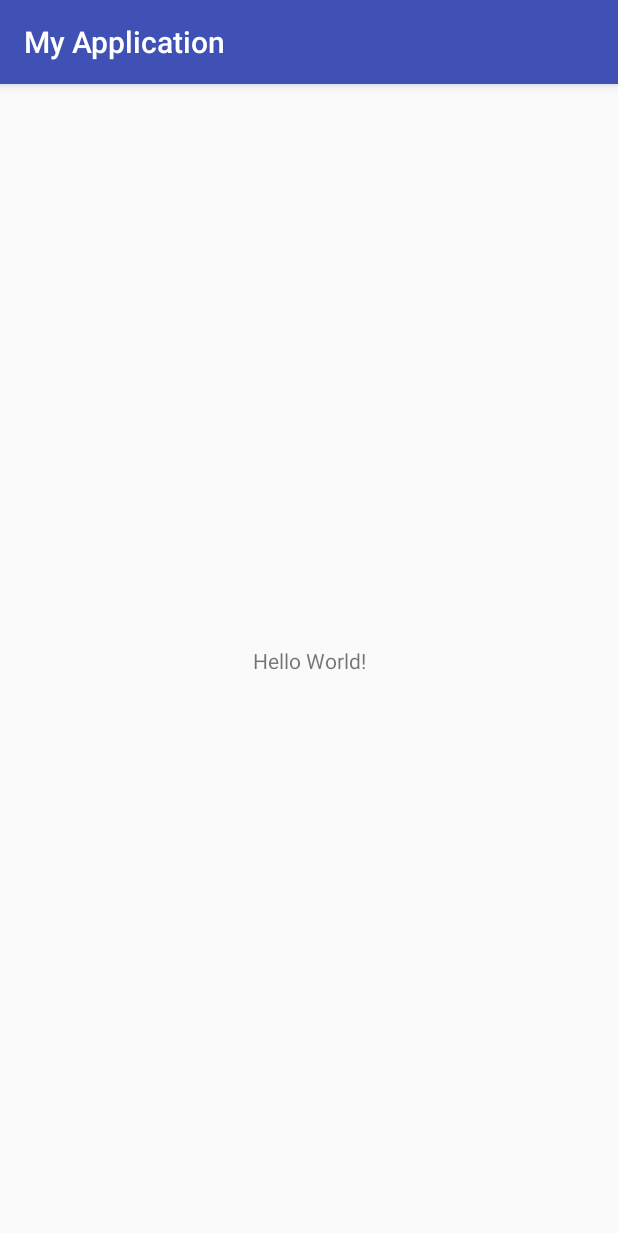
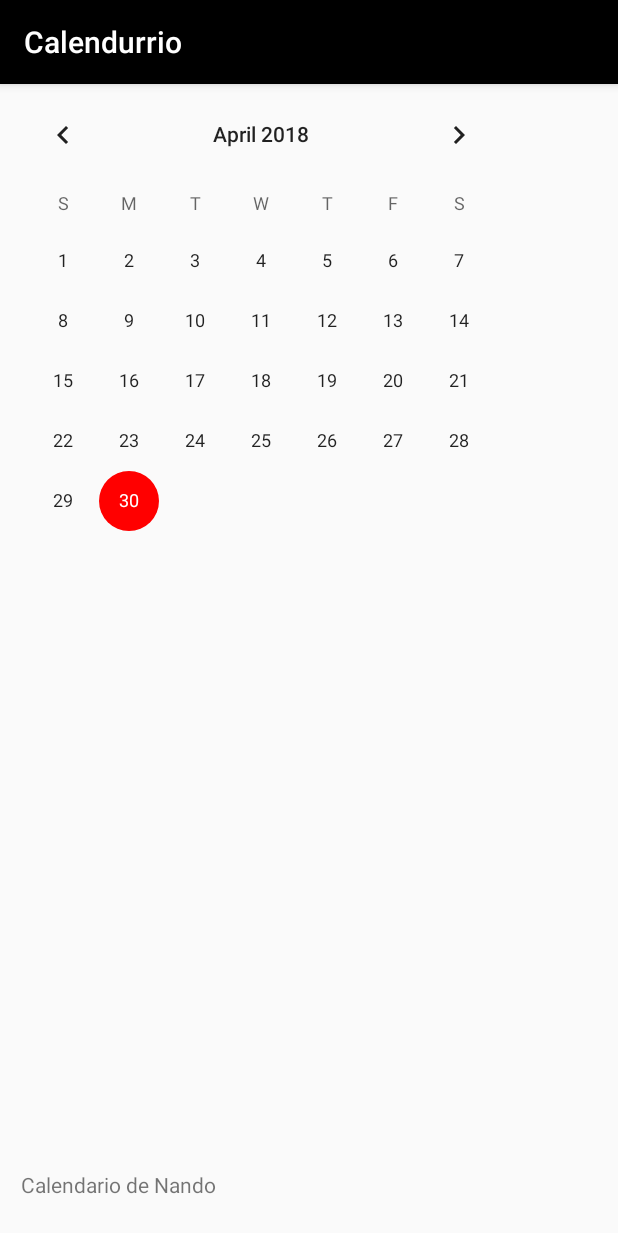
Before and after one commit to Koinan/MiprimeraApp, an Android app: the screen it shows after launch (MainActivity), on a phone screen of 412 x 824 dp. Shown: the top 1233 px of the screen. Run offline under Robolectric (Android 15) with nearby library versions, the phone set to English and light mode, and no system bars.

Commit message:
nombre e imagen cambiadas

```diff
--- a/app/build.gradle
+++ b/app/build.gradle
@@ -4,7 +4,7 @@ android {
     compileSdkVersion 27
     defaultConfig {
         applicationId "miprimeraapp.android.teaching.com.myapplication"
-        minSdkVersion 26
+        minSdkVersion 19
         targetSdkVersion 27
         versionCode 1
         versionName "1.0"
--- a/app/src/main/AndroidManifest.xml
+++ b/app/src/main/AndroidManifest.xml
@@ -6,7 +6,7 @@
         android:allowBackup="true"
         android:icon="@mipmap/ic_launcher"
         android:label="@string/app_name"
-        android:roundIcon="@mipmap/ic_launcher_round"
+        android:roundIcon="@mipmap/ic_launcher"
         android:supportsRtl="true"
         android:theme="@style/AppTheme" >
         <activity android:name=".MainActivity" >
--- a/app/src/main/res/layout/activity_main.xml
+++ b/app/src/main/res/layout/activity_main.xml
@@ -10,10 +10,19 @@
     <TextView
         android:layout_width="wrap_content"
         android:layout_height="wrap_content"
-        android:text="Hello World!"
+        android:text="Calendario de Nando"
         app:layout_constraintBottom_toBottomOf="parent"
+        app:layout_constraintHorizontal_bias="0.05"
         app:layout_constraintLeft_toLeftOf="parent"
         app:layout_constraintRight_toRightOf="parent"
-        app:layout_constraintTop_toTopOf="parent" />
+        app:layout_constraintTop_toTopOf="parent"
+        app:layout_constraintVertical_bias="0.967" />
+
+    <CalendarView
+        android:id="@+id/calendarView2"
+        android:layout_width="wrap_content"
+        android:layout_height="0dp"
+        tools:layout_editor_absoluteX="18dp"
+        tools:layout_editor_absoluteY="123dp" />
 
 </android.support.constraint.ConstraintLayout>
--- a/app/src/main/res/values/colors.xml
+++ b/app/src/main/res/values/colors.xml
@@ -1,6 +1,6 @@
 <?xml version="1.0" encoding="utf-8"?>
 <resources>
-    <color name="colorPrimary">#3F51B5</color>
-    <color name="colorPrimaryDark">#303F9F</color>
-    <color name="colorAccent">#FF4081</color>
+    <color name="colorPrimary">#000000</color>
+    <color name="colorPrimaryDark">#64FE2E</color>
+    <color name="colorAccent">#FF0000</color>
 </resources>
--- a/app/src/main/res/values/strings.xml
+++ b/app/src/main/res/values/strings.xml
@@ -1,3 +1,3 @@
 <resources>
-    <string name="app_name">My Application</string>
+    <string name="app_name">Calendurrio</string>
 </resources>
```
Also changed, not shown: app/src/main/res/mipmap-anydpi-v26/web_hi_res_512.png (added), app/src/main/res/mipmap-hdpi/ic_launcher.png, app/src/main/res/mipmap-mdpi/ic_launcher.png, app/src/main/res/mipmap-xhdpi/ic_launcher.png, app/src/main/res/mipmap-xxhdpi/ic_launcher.png, app/src/main/res/mipmap-xxxhdpi/ic_launcher.png, 3 other files.
